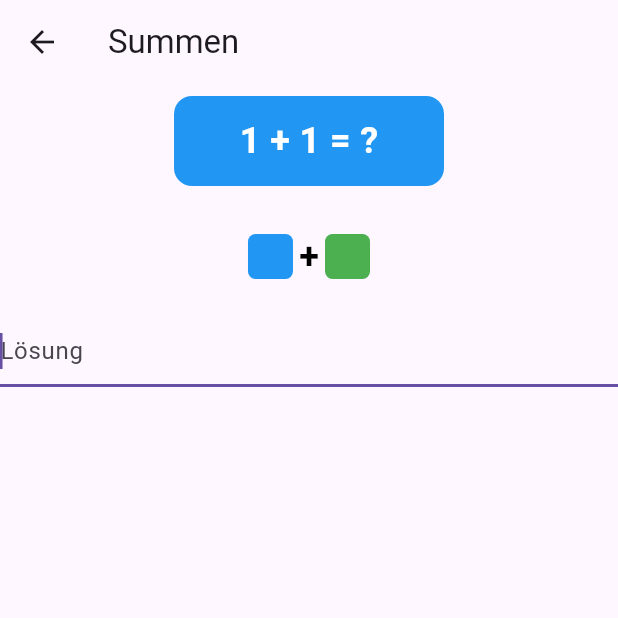
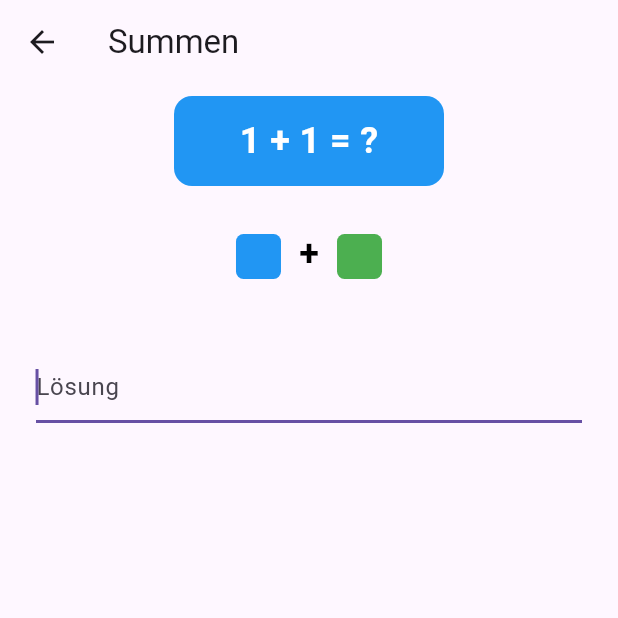
Before and after one commit to HamstyOnTour/ColorMan, a Flutter app: the CalculatorView screen opened directly, on a phone screen of 412 x 824 dp, the top half of it. Run offline on Flutter 3.47's test engine with Material 3 defaults, Android fonts, the light colour scheme and no system bars; our stand-ins replace confetti, flutter_bloc, flutter_tts.

Commit message:
changed Row to Wrap, added margin to solution input

```diff
--- a/lib/widgets/math/sums/Sums.dart
+++ b/lib/widgets/math/sums/Sums.dart
@@ -46,7 +46,11 @@ class CalculatorView extends StatelessWidget {
                     SizedBox(
                         child: QuestionTile(question: numbers.getQuestion())),
                     SizedBox(height: 20),
-                    Row(mainAxisAlignment: MainAxisAlignment.center, children: [
+                    Wrap(
+                        alignment: WrapAlignment.center,
+                        spacing: 8,
+                        runSpacing: 8,
+                        children: [
                           ...List.generate(
                             numbers.num1,
                             (index) => Container(
@@ -81,18 +85,23 @@ class CalculatorView extends StatelessWidget {
                           ),
                         ]),
                     SizedBox(height: 20),
-                    TextFormField(
+                    Container(
+                      margin: EdgeInsets.all(24),
+                      child: TextFormField(
                         controller: textEditingController,
                         keyboardType: TextInputType.number,
                         autofocus: true,
                         focusNode: inputNode,
-                      inputFormatters:[FilteringTextInputFormatter.digitsOnly],
+                        inputFormatters: [
+                          FilteringTextInputFormatter.digitsOnly
+                        ],
                         onFieldSubmitted: (value) {
                           if (numbers.getAnswer() == int.parse(value)) {
                             textToSpeech.speak("${value} Das ist richtig!");
                             confettiController.play();
                           } else {
-                          textToSpeech.speak("${value} Das war leider nichts!");
+                            textToSpeech
+                                .speak("${value} Das war leider nichts!");
                           }
                           Future.delayed(Duration(seconds: 2), () {
                             sumsBloc.add(NumberPressedEvent());
@@ -102,6 +111,7 @@ class CalculatorView extends StatelessWidget {
                           });
                         },
                         decoration: InputDecoration(hintText: "Lösung"),
+                      ),
                     ),
                   ]);
                 },
--- a/lib/widgets/math/sums/event/SumsBloc.dart
+++ b/lib/widgets/math/sums/event/SumsBloc.dart
@@ -31,7 +31,7 @@ class SumsBloc extends Bloc<NumberEvent, SumData> {
   SumsBloc() : super(SumData(1,1)) {
     on<NumberPressedEvent>((event, emit) {
       Random random = Random();
-      int num1 = random.nextInt(7) + 1;
+      int num1 = random.nextInt(6) + 1;
       int num2 = random.nextInt(5) + 1;
       emit(SumData(num1, num2));
     });
```
Lines whose indentation alone changed are shown as unchanged.
